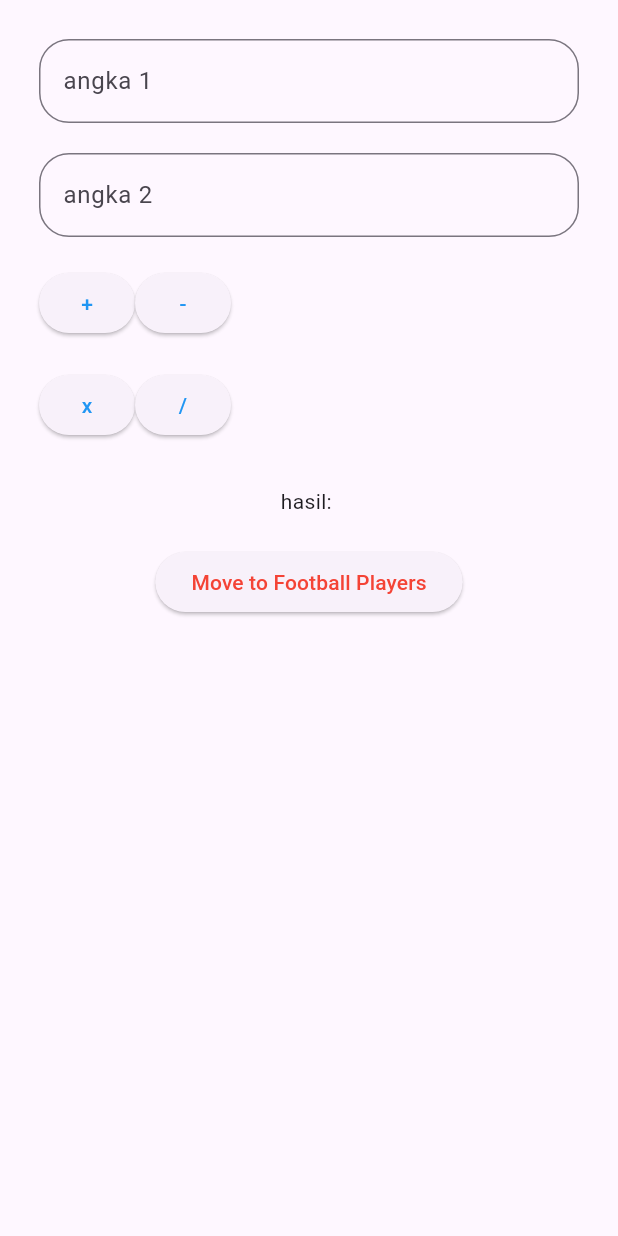
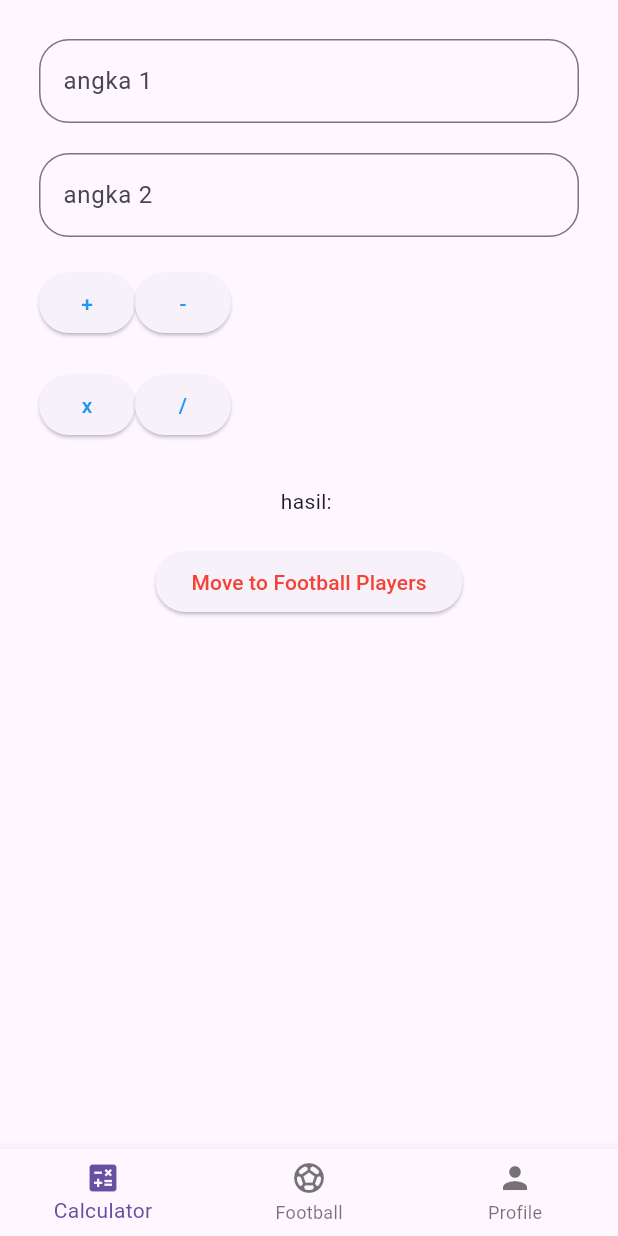
Before and after one commit to ozorozor/tugas-flutter-pertama, a Flutter app: the screen it shows after launch, on a phone screen of 412 x 824 dp. Run offline on Flutter 3.47's test engine with Material 3 defaults, Android fonts, the phone set to English and light mode, and no system bars; our stand-ins replace get.

Commit message:
[OZ] CREATE BOTTOM NAV

```diff
--- a/lib/home.dart
+++ b/lib/home.dart
@@ -120,4 +120,5 @@ class __homePagStateState extends State<_homePagState> {
     );
   }
 }
+
 Widget getHomePage() => const _homePagState();
--- a/lib/main.dart
+++ b/lib/main.dart
@@ -1,9 +1,8 @@
 import 'package:flutter/material.dart';
-import 'package:get/get_navigation/get_navigation.dart';
-import 'package:latihan1/login_page.dart';
-import 'package:latihan1/pages/calc_page.dart';
+import 'package:get/get.dart';
 import 'package:latihan1/routes/pages.dart';
 import 'package:latihan1/routes/routes.dart';
+import 'package:latihan1/pages/bottom_nav_page.dart';
 
 void main() {
   runApp(const MyApp());
@@ -12,16 +11,12 @@ void main() {
 class MyApp extends StatelessWidget {
   const MyApp({super.key});
 
-  // This widget is the root of your application.
   @override
   Widget build(BuildContext context) {
     return GetMaterialApp(
-      title: 'Flutter Demo',
-      theme: ThemeData(
-        colorScheme: ColorScheme.fromSeed(seedColor: Colors.deepPurple),
-      ),
-      // home: CalculatorPage(),
-      initialRoute: AppRoutes.CalcController,
+      debugShowCheckedModeBanner: false,
+      title: 'Latihan Bottom Nav',
+      initialRoute: AppRoutes.home,
       getPages: AppPages.pages,
     );
   }
--- /dev/null
+++ b/lib/pages/bottom_nav_page.dart
@@ -0,0 +1,41 @@
+import 'package:flutter/material.dart';
+import 'package:latihan1/pages/calc_page.dart';
+import 'package:latihan1/pages/football_page.dart';
+import 'package:latihan1/pages/profile_page.dart';
+
+class BottomNavPage extends StatefulWidget {
+  const BottomNavPage({super.key});
+
+  @override
+  State<BottomNavPage> createState() => _BottomNavPageState();
+}
+
+class _BottomNavPageState extends State<BottomNavPage> {
+  int _currentIndex = 0;
+
+  final List<Widget> _pages = [
+    CalculatorPage(),
+    FootballPage(),
+    ProfilePage(),
+  ];
+
+  @override
+  Widget build(BuildContext context) {
+    return Scaffold(
+      body: _pages[_currentIndex],
+      bottomNavigationBar: BottomNavigationBar(
+        currentIndex: _currentIndex,
+        onTap: (index) {
+          setState(() {
+            _currentIndex = index;
+          });
+        },
+        items: const [
+          BottomNavigationBarItem(icon: Icon(Icons.calculate), label: "Calculator"),
+          BottomNavigationBarItem(icon: Icon(Icons.sports_soccer), label: "Football"),
+          BottomNavigationBarItem(icon: Icon(Icons.person), label: "Profile"),
+        ],
+      ),
+    );
+  }
+}
--- a/lib/routes/pages.dart
+++ b/lib/routes/pages.dart
@@ -1,18 +1,17 @@
-import 'package:flutter/cupertino.dart';
-import 'package:get/get_core/src/get_main.dart';
-import 'package:get/get_navigation/get_navigation.dart';
+import 'package:get/get.dart';
 import 'package:latihan1/pages/calc_page.dart';
 import 'package:latihan1/pages/football_edit_page.dart';
 import 'package:latihan1/pages/football_page.dart';
+import 'package:latihan1/pages/bottom_nav_page.dart';
+import 'package:latihan1/pages/profile_page.dart';
 import 'package:latihan1/routes/routes.dart';
 
 class AppPages {
-  // list atau array yang isinya kumpulan page kita
   static final pages = [
+    GetPage(name: AppRoutes.home, page: () => const BottomNavPage()),
     GetPage(name: AppRoutes.CalcController, page: () => CalculatorPage()),
     GetPage(name: AppRoutes.footballplayers, page: () => FootballPage()),
     GetPage(name: AppRoutes.footballeditplayers, page: () => FootballEditPage()),
+    GetPage(name: AppRoutes.profilepage, page: () => ProfilePage()),
   ];
-
-
 }
--- a/lib/routes/routes.dart
+++ b/lib/routes/routes.dart
@@ -1,6 +1,7 @@
-class AppRoutes{
+class AppRoutes {
+  static const String home = "/";
   static const String CalcController = "/calculator";
   static const String footballplayers = "/footballplayers";
   static const String footballeditplayers = "/footballeditplayers";
-
+  static const String profilepage = "/ProfilePage";
 }
```
Also changed, not shown: lib/pages/football_edit_page.dart (+10 -0 lines), lib/pages/profile_page.dart (added, +38 -0 lines).
